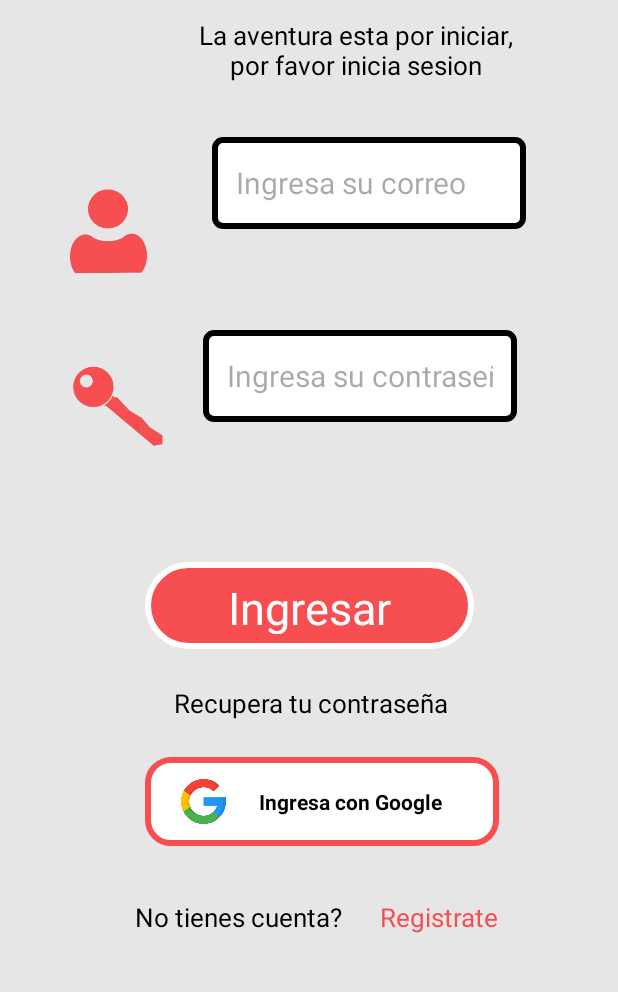
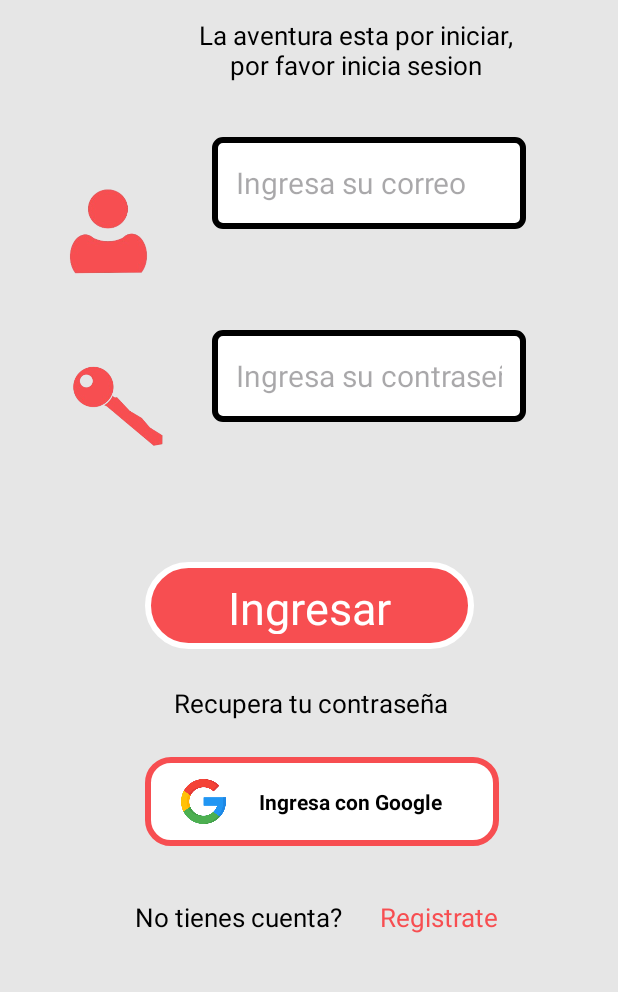
Before and after one commit to Nicodu2005/AndroidStudio, an Android app: the screen it shows after launch (LoginActivity), on a phone screen of 412 x 824 dp, the part 211-1203 px from its top. Run offline under Robolectric (Android 15) with nearby library versions, the phone set to English and light mode, and no system bars; Roboto replaces fonts that are not available here.

Commit message:
Correccion proyecto

```diff
--- a/app/src/main/java/com/example/myapplication/MainActivity.java
+++ b/app/src/main/java/com/example/myapplication/MainActivity.java
@@ -1,4 +1,4 @@
-package com.example.myapplication;
+/*package com.example.myapplication;
 
 import android.os.Bundle;
 
@@ -22,3 +22,5 @@ public class MainActivity extends AppCompatActivity {
         });
     }
 }
+
+*/
--- a/app/src/main/res/layout/activity_login.xml
+++ b/app/src/main/res/layout/activity_login.xml
@@ -36,10 +36,10 @@
         android:textSize="20sp"
         app:layout_constraintBottom_toBottomOf="parent"
         app:layout_constraintEnd_toEndOf="parent"
-        app:layout_constraintHorizontal_bias="0.1"
+        app:layout_constraintHorizontal_bias="0.175"
         app:layout_constraintStart_toEndOf="@+id/img_login_password"
         app:layout_constraintTop_toBottomOf="@+id/textSloganLogin"
-        app:layout_constraintVertical_bias="0.29" />
+        app:layout_constraintVertical_bias="0.291" />
 
     <Button
         android:id="@+id/button_ingoogle"
--- a/app/src/main/res/layout/activity_splash.xml
+++ b/app/src/main/res/layout/activity_splash.xml
@@ -8,7 +8,7 @@
 
 
     <ImageView
-        android:id="@+id/img_view"
+        android:id="@+id/img_view_splash"
         android:layout_width="267dp"
         android:layout_height="306dp"
         app:layout_constraintBottom_toBottomOf="parent"
@@ -31,7 +31,7 @@
         app:layout_constraintEnd_toEndOf="parent"
         app:layout_constraintHorizontal_bias="0.953"
         app:layout_constraintStart_toStartOf="@+id/guideline"
-        app:layout_constraintTop_toBottomOf="@+id/img_view"
+        app:layout_constraintTop_toBottomOf="@+id/img_view_splash"
         app:layout_constraintVertical_bias="0.151" />
 
     <TextView
--- /dev/null
+++ b/app/src/main/res/layout/main_activity.xml
@@ -0,0 +1,6 @@
+<?xml version="1.0" encoding="utf-8"?>
+<androidx.constraintlayout.widget.ConstraintLayout xmlns:android="http://schemas.android.com/apk/res/android"
+    android:layout_width="match_parent"
+    android:layout_height="match_parent">
+
+</androidx.constraintlayout.widget.ConstraintLayout>
```
Also changed, not shown: app/src/main/java/com/example/myapplication/homeActivity.kt (line endings or trailing spaces).
